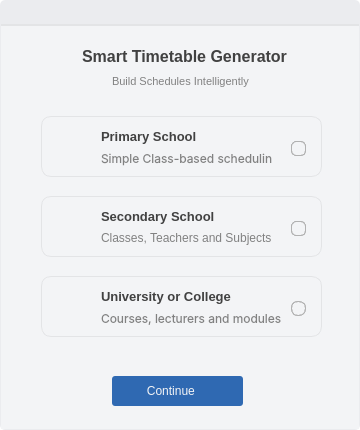
The window that ui/boarding.ui (takundafarakeza/Timetable_Generator) describes before a commit, drawn with Qt 5.
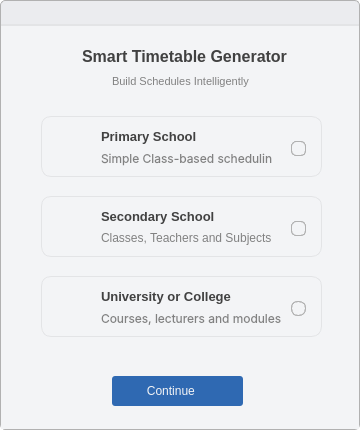
The same window after the commit. Icons and pictures are not drawn. Custom widgets are drawn as their Qt base class.

The edit to the form file:
```diff
--- a/ui/boarding.ui
+++ b/ui/boarding.ui
@@ -29,6 +29,7 @@
 QWidget#main_container {
 	background: #EBECEF;
 	border-radius: 5px;
+	border: 1px solid #B1B1B1;
 }
 
 QWidget#container {
```
